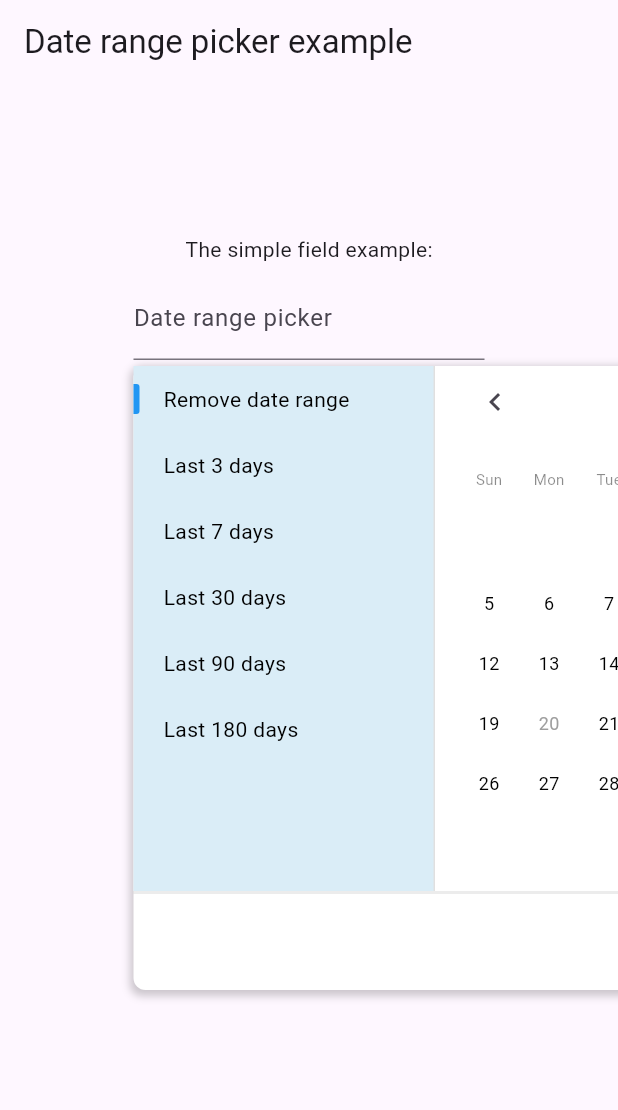
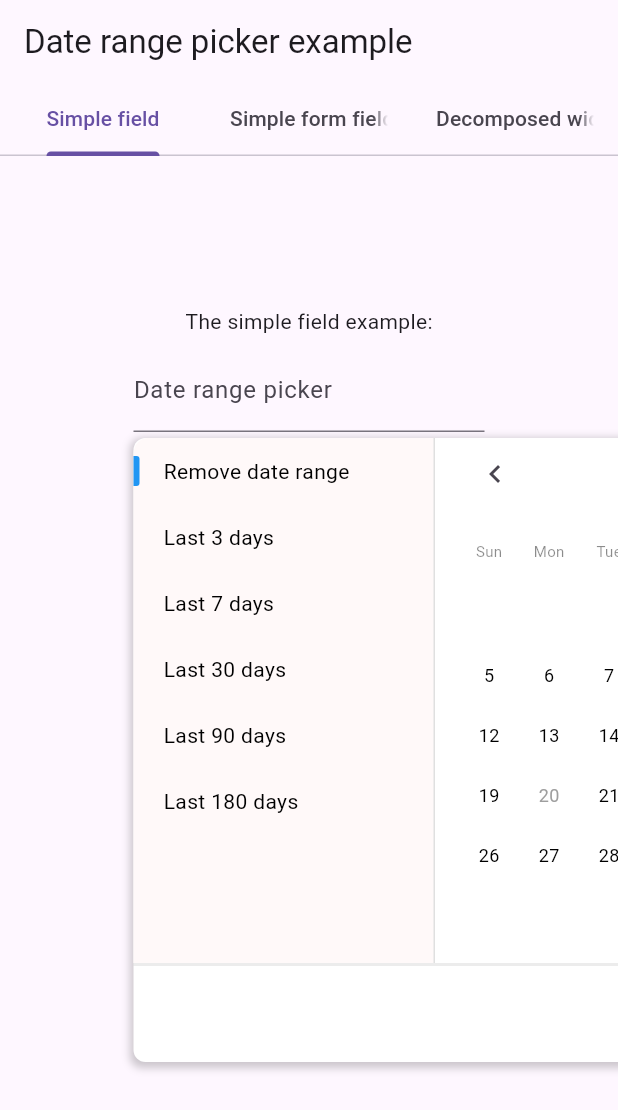
Before and after one commit to GaspardMerten/date_range_picker, a Flutter app: the screen it shows after launch, after a tap on "Date range picker", on a phone screen of 412 x 824 dp. Shown: the top 1110 px of the screen. Run offline on Flutter 3.47's test engine with Material 3 defaults, Android fonts, the phone set to English and light mode, and no system bars.

Commit message:
Fixing issues to make the package compatible

```diff
--- a/example/lib/main.dart
+++ b/example/lib/main.dart
@@ -1,3 +1,4 @@
+import 'package:flutter/cupertino.dart';
 import 'package:flutter_date_range_picker/flutter_date_range_picker.dart';
 import 'package:flutter/material.dart';
 
@@ -41,6 +42,17 @@ class _MyHomePageState extends State<MyHomePage> {
       body: Center(
         child: DefaultTabController(
           length: 3,
+          child: Expanded(
+            child: Column(
+              children: [
+                const TabBar(
+                  tabs: <Widget>[
+                    Tab(text: "Simple field"),
+                    Tab(text: "Simple form field"),
+                    Tab(text: "Decomposed widgets"),
+                  ],
+                ),
+                Expanded(
                   child: TabBarView(
                     children: <Widget>[
                       Column(
@@ -78,7 +90,8 @@ class _MyHomePageState extends State<MyHomePage> {
                                 label: Text("Date range picker"),
                                 hintText: 'Please select a date range',
                               ),
-                      pickerBuilder: (x, y) => datePickerBuilder(x, y, false),
+                              pickerBuilder: (x, y) =>
+                                  datePickerBuilder(x, y, false),
                             ),
                           )
                         ],
@@ -92,7 +105,7 @@ class _MyHomePageState extends State<MyHomePage> {
                             const Text("The date range picker widget:"),
                             const SizedBox(height: 20),
                             SizedBox(
-                      width: 560,
+                              width: 576,
                               child: DateRangePickerWidget(
                                 maximumDateRangeLength: 10,
                                 minimumDateRangeLength: 3,
@@ -162,8 +175,8 @@ class _MyHomePageState extends State<MyHomePage> {
                                     QuickDateRange(
                                       label: 'Last 180 days',
                                       dateRange: DateRange(
-                                DateTime.now()
-                                    .subtract(const Duration(days: 180)),
+                                        DateTime.now().subtract(
+                                            const Duration(days: 180)),
                                         DateTime.now(),
                                       ),
                                     ),
@@ -175,6 +188,10 @@ class _MyHomePageState extends State<MyHomePage> {
                         ),
                       )
                     ],
+                  ),
+                ),
+              ],
+            ),
           ),
         ),
       ),
@@ -243,7 +260,7 @@ class _MyHomePageState extends State<MyHomePage> {
           radius: 10,
           tileSize: 40,
           disabledTextStyle: TextStyle(color: Colors.grey),
-          quickDateRangeBackgroundColor: Color(0xFFDAEDF7),
+          quickDateRangeBackgroundColor: Color(0xFFFFF9F9),
           selectedQuickDateRangeColor: Colors.blue,
         ),
       );
--- a/lib/src/widgets/date_range_picker.dart
+++ b/lib/src/widgets/date_range_picker.dart
@@ -136,7 +136,7 @@ class DateRangePickerWidget extends StatefulWidget {
     this.disabledDates = const [],
     this.quickDateRanges = const [],
     this.doubleMonth = true,
-    this.height = 329,
+    this.height = 330,
     this.displayMonthsSeparator = true,
     this.separatorThickness = 1,
     this.allowSingleTapDaySelection = false,
@@ -283,7 +283,12 @@ class DateRangePickerWidgetState extends State<DateRangePickerWidget> {
         children: [
           Container(
             width: 200,
-            color: widget.theme.quickDateRangeBackgroundColor,
+            decoration: BoxDecoration(
+              color: widget.theme.quickDateRangeBackgroundColor,
+              borderRadius: BorderRadius.only(
+                topLeft: Radius.circular(widget.theme.radius),
+              ),
+            ),
             padding: const EdgeInsets.only(right: 16),
             child: QuickSelectorWidget(
               selectedDateRange: controller.dateRange,
--- a/lib/src/widgets/dialogs.dart
+++ b/lib/src/widgets/dialogs.dart
@@ -54,18 +54,19 @@ Future<DateRange?> showDateRangePickerDialogOnWidget({
   Color barrierColor = Colors.transparent,
   Widget Function({DateRange? selectedDateRange})? dialogFooterBuilder,
   Offset delta = const Offset(0, 60),
-}) {
+}) async {
   // Compute widget position on screen
   final RenderBox renderBox = widgetContext.findRenderObject() as RenderBox;
   final Offset offset = renderBox.localToGlobal(Offset.zero);
 
   // Show the dateRange picker dialog and get the selected date range
-  final dateRange = showDateRangePickerDialog(
-      context: context ?? widgetContext,
-      footerBuilder: dialogFooterBuilder,
-      barrierColor: barrierColor,
-      builder: pickerBuilder,
-      offset: offset + delta);
+  final dateRange = await showDateRangePickerDialog(
+    context: context ?? widgetContext,
+    footerBuilder: dialogFooterBuilder,
+    barrierColor: barrierColor,
+    builder: pickerBuilder,
+    offset: offset + delta,
+  );
 
   return dateRange;
 }
--- a/lib/src/widgets/inputs/form_field.dart
+++ b/lib/src/widgets/inputs/form_field.dart
@@ -26,8 +26,7 @@ class DateRangeFormField extends FormField<DateRange> {
     Future<DateRange?> Function({
       required BuildContext widgetContext,
       required DateRangerPickerWidgetBuilder pickerBuilder,
-    })
-        showDateRangePicker = showDateRangePickerDialogOnWidget,
+    }) showDateRangePicker = showDateRangePickerDialogOnWidget,
     Widget Function({DateRange? selectedDateRange})? dialogFooterBuilder,
     Widget Function(BuildContext, DateRange?)? builder,
   }) : super(
--- a/pubspec.yaml
+++ b/pubspec.yaml
@@ -1,11 +1,10 @@
 name: flutter_date_range_picker
 description: Flutter package for selecting date ranges with input, dialog, and calendar options.
-version: 0.0.14
+version: 0.1.0
 homepage: https://github.com/GaspardMerten/date_range_picker
 
 environment:
-  sdk: '>=2.19.2 <3.0.0'
-  flutter: ">=1.17.0"
+  sdk: '>=3.1.0 <4.0.0'
 
 dependencies:
   intl: ^0.18.0
```
Also changed, not shown: example/pubspec.lock, 60 other files. Lines whose indentation alone changed are shown as unchanged.
